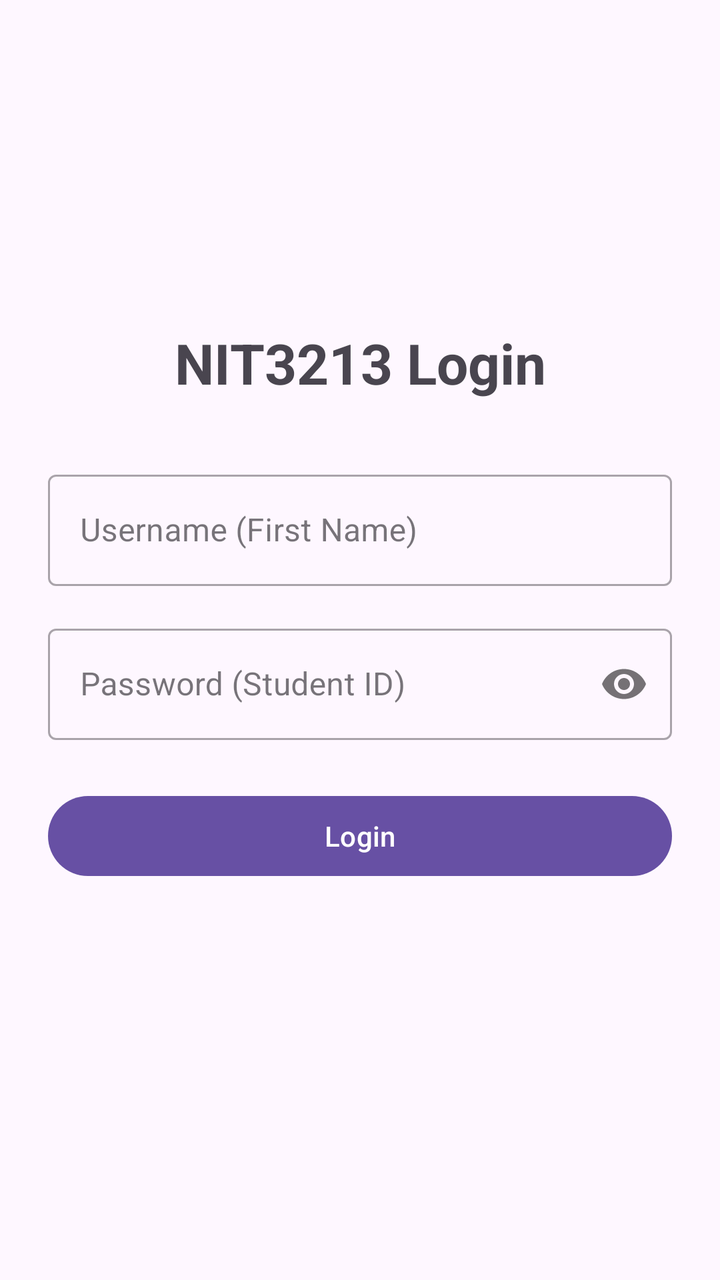
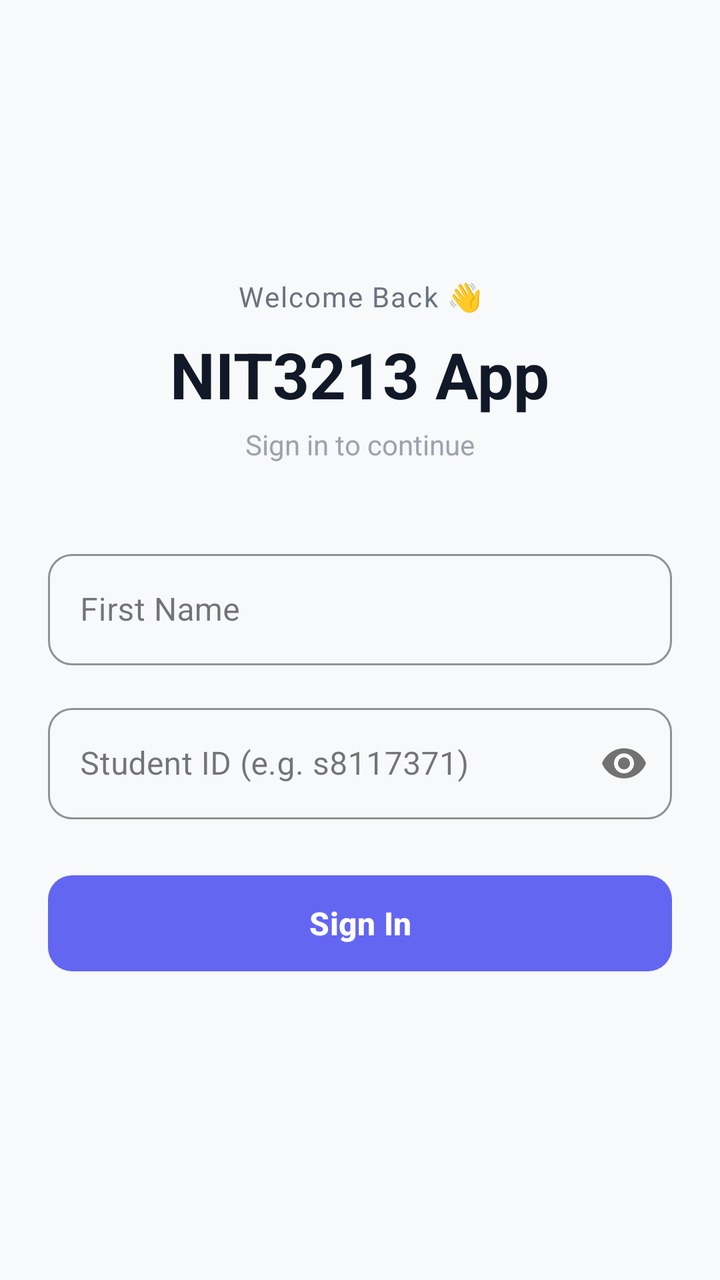

Two renders of the same Android screen: before a commit and after it. Below are the layout's source before the change and the commit's diff.
<!-- AndroidManifest.xml: application theme Theme.NIT3213App -->
<!-- res/layout/fragment_login.xml -->
<?xml version="1.0" encoding="utf-8"?>
<androidx.constraintlayout.widget.ConstraintLayout
    xmlns:android="http://schemas.android.com/apk/res/android"
    xmlns:app="http://schemas.android.com/apk/res-auto"
    android:layout_width="match_parent"
    android:layout_height="match_parent"
    android:padding="24dp">

    <TextView
        android:id="@+id/tvTitle"
        android:layout_width="wrap_content"
        android:layout_height="wrap_content"
        android:text="NIT3213 Login"
        android:textSize="28sp"
        android:textStyle="bold"
        app:layout_constraintTop_toTopOf="parent"
        app:layout_constraintStart_toStartOf="parent"
        app:layout_constraintEnd_toEndOf="parent"
        app:layout_constraintVertical_bias="0.25"
        app:layout_constraintBottom_toBottomOf="parent" />

    <com.google.android.material.textfield.TextInputLayout
        android:id="@+id/tilUsername"
        android:layout_width="0dp"
        android:layout_height="wrap_content"
        android:hint="Username (First Name)"
        app:layout_constraintTop_toBottomOf="@id/tvTitle"
        app:layout_constraintStart_toStartOf="parent"
        app:layout_constraintEnd_toEndOf="parent"
        android:layout_marginTop="32dp"
        style="@style/Widget.MaterialComponents.TextInputLayout.OutlinedBox">

        <com.google.android.material.textfield.TextInputEditText
            android:id="@+id/etUsername"
            android:layout_width="match_parent"
            android:layout_height="wrap_content"
            android:inputType="text"
            android:imeOptions="actionNext" />
    </com.google.android.material.textfield.TextInputLayout>

    <com.google.android.material.textfield.TextInputLayout
        android:id="@+id/tilPassword"
        android:layout_width="0dp"
        android:layout_height="wrap_content"
        android:hint="Password (Student ID)"
        app:layout_constraintTop_toBottomOf="@id/tilUsername"
        app:layout_constraintStart_toStartOf="parent"
        app:layout_constraintEnd_toEndOf="parent"
        android:layout_marginTop="16dp"
        app:passwordToggleEnabled="true"
        style="@style/Widget.MaterialComponents.TextInputLayout.OutlinedBox">

        <com.google.android.material.textfield.TextInputEditText
            android:id="@+id/etPassword"
            android:layout_width="match_parent"
            android:layout_height="wrap_content"
            android:imeOptions="actionDone"
            android:inputType="textPassword" />
    </com.google.android.material.textfield.TextInputLayout>

    <com.google.android.material.button.MaterialButton
        android:id="@+id/btnLogin"
        android:layout_width="0dp"
        android:layout_height="wrap_content"
        android:text="Login"
        android:layout_marginTop="24dp"
        app:layout_constraintTop_toBottomOf="@id/tilPassword"
        app:layout_constraintStart_toStartOf="parent"
        app:layout_constraintEnd_toEndOf="parent" />

    <ProgressBar
        android:id="@+id/progressBar"
        android:layout_width="wrap_content"
        android:layout_height="wrap_content"
        android:visibility="gone"
        app:layout_constraintTop_toBottomOf="@id/btnLogin"
        app:layout_constraintStart_toStartOf="parent"
        app:layout_constraintEnd_toEndOf="parent"
        android:layout_marginTop="16dp" />

</androidx.constraintlayout.widget.ConstraintLayout>
<!-- resources referenced by this layout -->
<resources>
  <style name="Theme.NIT3213App" parent="Base.Theme.NIT3213App" />
  <style name="Base.Theme.NIT3213App" parent="Theme.Material3.DayNight.NoActionBar">
          
          
      </style>
</resources>

<!-- the commit's change to res/layout/fragment_login.xml (unified diff, before → after) -->
@@ -4,30 +4,62 @@
     xmlns:app="http://schemas.android.com/apk/res-auto"
     android:layout_width="match_parent"
     android:layout_height="match_parent"
+    android:background="#F8F9FA"
     android:padding="24dp">
+
+    <TextView
+        android:id="@+id/tvWelcome"
+        android:layout_width="wrap_content"
+        android:layout_height="wrap_content"
+        android:text="Welcome Back 👋"
+        android:textSize="14sp"
+        android:textColor="#6B7280"
+        android:letterSpacing="0.05"
+        app:layout_constraintTop_toTopOf="parent"
+        app:layout_constraintStart_toStartOf="parent"
+        app:layout_constraintEnd_toEndOf="parent"
+        app:layout_constraintVertical_bias="0.2"
+        app:layout_constraintBottom_toBottomOf="parent" />
 
     <TextView
         android:id="@+id/tvTitle"
         android:layout_width="wrap_content"
         android:layout_height="wrap_content"
-        android:text="NIT3213 Login"
-        android:textSize="28sp"
+        android:text="NIT3213 App"
+        android:textSize="32sp"
         android:textStyle="bold"
-        app:layout_constraintTop_toTopOf="parent"
+        android:textColor="#111827"
+        android:layout_marginTop="8dp"
+        app:layout_constraintTop_toBottomOf="@id/tvWelcome"
         app:layout_constraintStart_toStartOf="parent"
-        app:layout_constraintEnd_toEndOf="parent"
-        app:layout_constraintVertical_bias="0.25"
-        app:layout_constraintBottom_toBottomOf="parent" />
+        app:layout_constraintEnd_toEndOf="parent" />
+
+    <TextView
+        android:id="@+id/tvSubtitle"
+        android:layout_width="wrap_content"
+        android:layout_height="wrap_content"
+        android:text="Sign in to continue"
+        android:textSize="14sp"
+        android:textColor="#9CA3AF"
+        android:layout_marginTop="4dp"
+        app:layout_constraintTop_toBottomOf="@id/tvTitle"
+        app:layout_constraintStart_toStartOf="parent"
+        app:layout_constraintEnd_toEndOf="parent" />
 
     <com.google.android.material.textfield.TextInputLayout
         android:id="@+id/tilUsername"
         android:layout_width="0dp"
         android:layout_height="wrap_content"
-        android:hint="Username (First Name)"
-        app:layout_constraintTop_toBottomOf="@id/tvTitle"
+        android:hint="First Name"
+        android:layout_marginTop="40dp"
+        app:layout_constraintTop_toBottomOf="@id/tvSubtitle"
         app:layout_constraintStart_toStartOf="parent"
         app:layout_constraintEnd_toEndOf="parent"
-        android:layout_marginTop="32dp"
+        app:boxCornerRadiusTopStart="12dp"
+        app:boxCornerRadiusTopEnd="12dp"
+        app:boxCornerRadiusBottomStart="12dp"
+        app:boxCornerRadiusBottomEnd="12dp"
+        app:boxStrokeColor="#6366F1"
         style="@style/Widget.MaterialComponents.TextInputLayout.OutlinedBox">
 
         <com.google.android.material.textfield.TextInputEditText
@@ -42,28 +74,37 @@
         android:id="@+id/tilPassword"
         android:layout_width="0dp"
         android:layout_height="wrap_content"
-        android:hint="Password (Student ID)"
+        android:hint="Student ID (e.g. s8117371)"
+        android:layout_marginTop="16dp"
         app:layout_constraintTop_toBottomOf="@id/tilUsername"
         app:layout_constraintStart_toStartOf="parent"
         app:layout_constraintEnd_toEndOf="parent"
-        android:layout_marginTop="16dp"
         app:passwordToggleEnabled="true"
+        app:boxCornerRadiusTopStart="12dp"
+        app:boxCornerRadiusTopEnd="12dp"
+        app:boxCornerRadiusBottomStart="12dp"
+        app:boxCornerRadiusBottomEnd="12dp"
+        app:boxStrokeColor="#6366F1"
         style="@style/Widget.MaterialComponents.TextInputLayout.OutlinedBox">
 
         <com.google.android.material.textfield.TextInputEditText
             android:id="@+id/etPassword"
             android:layout_width="match_parent"
             android:layout_height="wrap_content"
-            android:imeOptions="actionDone"
-            android:inputType="textPassword" />
+            android:inputType="textPassword"
+            android:imeOptions="actionDone" />
     </com.google.android.material.textfield.TextInputLayout>
 
     <com.google.android.material.button.MaterialButton
         android:id="@+id/btnLogin"
         android:layout_width="0dp"
-        android:layout_height="wrap_content"
-        android:text="Login"
+        android:layout_height="56dp"
+        android:text="Sign In"
+        android:textSize="16sp"
+        android:textStyle="bold"
         android:layout_marginTop="24dp"
+        app:cornerRadius="12dp"
+        app:backgroundTint="#6366F1"
         app:layout_constraintTop_toBottomOf="@id/tilPassword"
         app:layout_constraintStart_toStartOf="parent"
         app:layout_constraintEnd_toEndOf="parent" />
